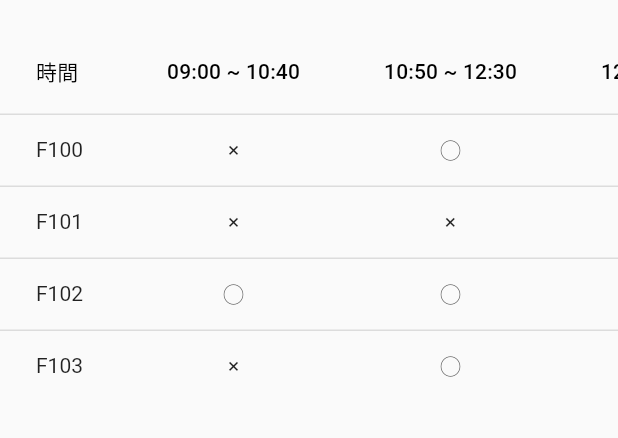
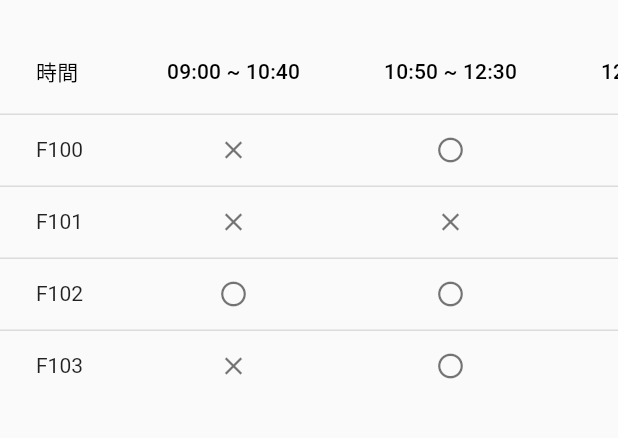
Before and after one commit to v-code-team-pioneer-inc/ccrs-mobile, a Flutter app: the screen it shows after launch, item 2 of the bottom bar chosen, on a phone screen of 412 x 824 dp, the part 35-473 px from its top. Run offline on Flutter 3.47's test engine with Material 2 defaults, Android fonts, the phone set to English and light mode, and no system bars.

Commit message:
[ADD]iconのフォントを整える

```diff
--- a/lib/screen/rooms_screen.dart
+++ b/lib/screen/rooms_screen.dart
@@ -47,37 +47,37 @@ class RoomsScreen extends StatelessWidget {
                 DataRow(
                   cells: [
                     DataCell(Text('F100')),
-                    DataCell(Center(child: Text('×'))),
-                    DataCell(Center(child: Text('◯'))),
-                    DataCell(Center(child: Text('×'))),
-                    DataCell(Center(child: Text('◯'))),
+                    DataCell(Center(child: Icon(Icons.close, size: 20, color: Colors.black54))),
+                    DataCell(Center(child: Icon(Icons.panorama_fish_eye, size: 20, color: Colors.black54))),
+                    DataCell(Center(child: Icon(Icons.close, size: 20, color: Colors.black54))),
+                    DataCell(Center(child: Icon(Icons.panorama_fish_eye, size: 20, color: Colors.black54))),
                   ],
                 ),
                 DataRow(
                   cells: [
                     DataCell(Text('F101')),
-                    DataCell(Center(child: Text('×'))),
-                    DataCell(Center(child: Text('×'))),
-                    DataCell(Center(child: Text('×'))),
-                    DataCell(Center(child: Text('◯'))),
+                    DataCell(Center(child: Icon(Icons.close, size: 20, color: Colors.black54))),
+                    DataCell(Center(child: Icon(Icons.close, size: 20, color: Colors.black54))),
+                    DataCell(Center(child: Icon(Icons.close, size: 20, color: Colors.black54))),
+                    DataCell(Center(child: Icon(Icons.panorama_fish_eye, size: 20, color: Colors.black54))),
                   ],
                 ),
                 DataRow(
                   cells: [
                     DataCell(Text('F102')),
-                    DataCell(Center(child: Text('◯'))),
-                    DataCell(Center(child: Text('◯'))),
-                    DataCell(Center(child: Text('◯'))),
-                    DataCell(Center(child: Text('◯'))),
+                    DataCell(Center(child: Icon(Icons.panorama_fish_eye, size: 20, color: Colors.black54))),
+                    DataCell(Center(child: Icon(Icons.panorama_fish_eye, size: 20, color: Colors.black54))),
+                    DataCell(Center(child: Icon(Icons.panorama_fish_eye, size: 20, color: Colors.black54))),
+                    DataCell(Center(child: Icon(Icons.panorama_fish_eye, size: 20, color: Colors.black54))),
                   ],
                 ),
                 DataRow(
                   cells: [
                     DataCell(Text('F103')),
-                    DataCell(Center(child: Text('×'))),
-                    DataCell(Center(child: Text('◯'))),
-                    DataCell(Center(child: Text('◯'))),
-                    DataCell(Center(child: Text('◯'))),
+                    DataCell(Center(child: Icon(Icons.close, size: 20, color: Colors.black54))),
+                    DataCell(Center(child: Icon(Icons.panorama_fish_eye, size: 20, color: Colors.black54))),
+                    DataCell(Center(child: Icon(Icons.panorama_fish_eye, size: 20, color: Colors.black54))),
+                    DataCell(Center(child: Icon(Icons.panorama_fish_eye, size: 20, color: Colors.black54))),
                   ],
                 ),
               ],
```
